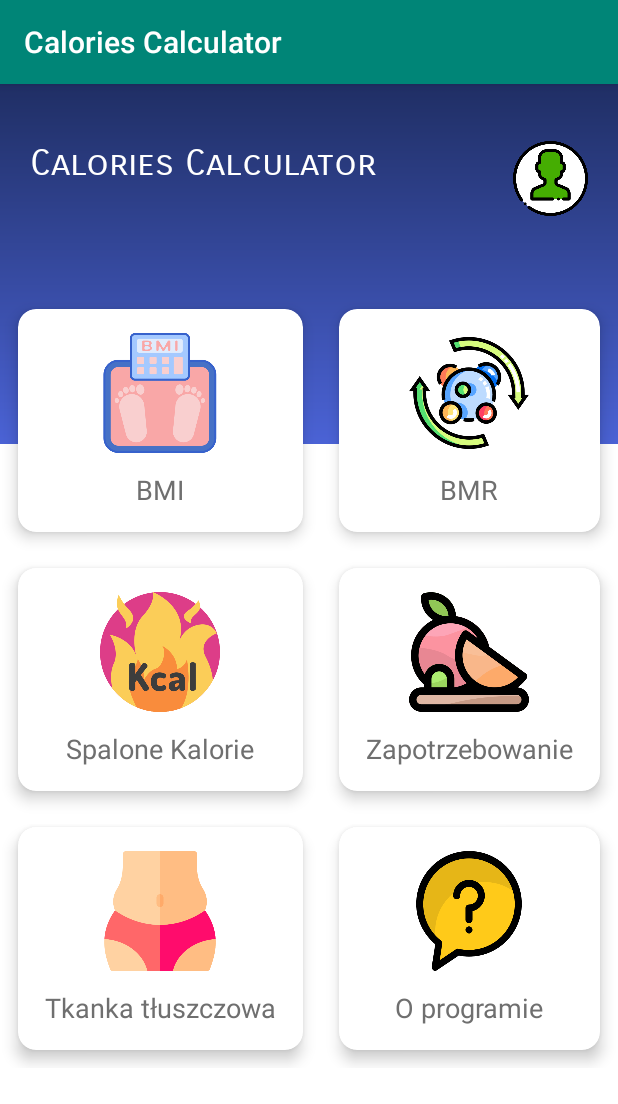
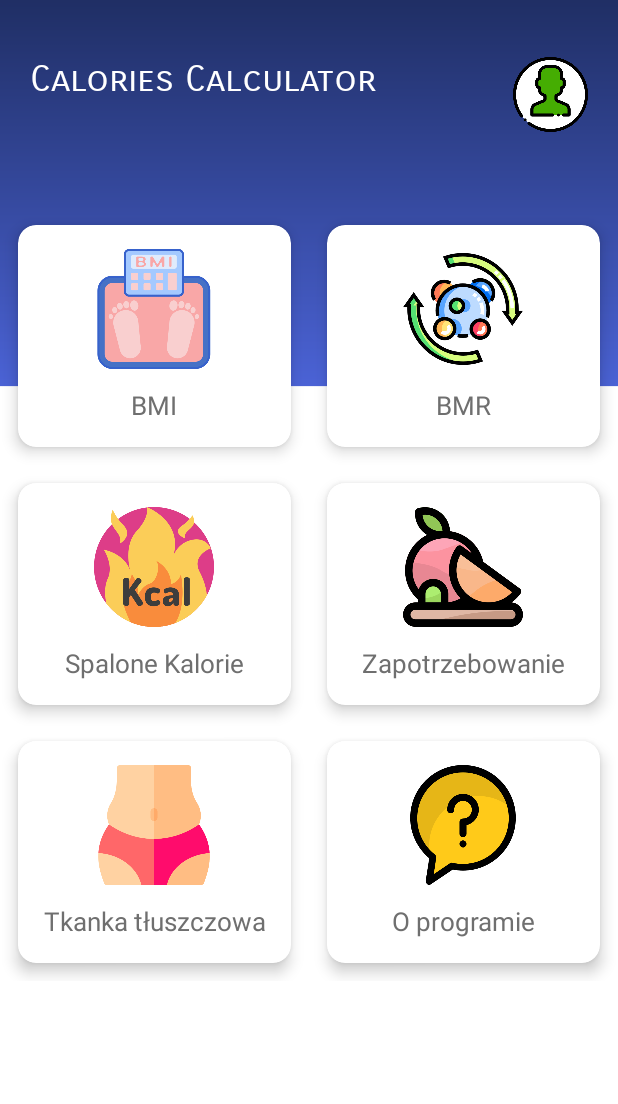
Before and after one commit to mati220i/CaloriesCalculator, an Android app: the screen it shows after launch (MainActivity), on a phone screen of 412 x 824 dp. Shown: the top 1104 px of the screen. Run offline under Robolectric (Android 15) with nearby library versions, the phone set to English and light mode, and no system bars.

Commit message:
Fixed problem with layout in main page

```diff
--- a/app/src/main/AndroidManifest.xml
+++ b/app/src/main/AndroidManifest.xml
@@ -7,9 +7,9 @@
         android:allowBackup="true"
         android:icon="@drawable/icon"
         android:label="@string/app_name"
-        android:roundIcon="@mipmap/ic_launcher_round"
+        android:roundIcon="@drawable/icon"
         android:supportsRtl="true"
-        android:theme="@style/AppTheme"
+        android:theme="@style/Theme.AppCompat.Light.NoActionBar"
         tools:ignore="GoogleAppIndexingWarning">
         <activity android:name=".activities.MainActivity">
             <intent-filter>
--- a/app/src/main/res/layout/activity_main.xml
+++ b/app/src/main/res/layout/activity_main.xml
@@ -50,29 +50,27 @@
         <GridLayout
             android:layout_width="match_parent"
             android:layout_height="match_parent"
+            android:alignmentMode="alignMargins"
+            android:columnCount="2"
             android:columnOrderPreserved="false"
-            android:alignmentMode="alignMargins"
-            android:rowCount="2"
-            android:columnCount="2"
-            >
+            android:rowCount="2">
 
             <androidx.cardview.widget.CardView
                 android:id="@+id/bmiBtn"
-                android:layout_width="wrap_content"
-                android:layout_height="wrap_content"
+                android:layout_width="0dp"
+                android:layout_height="match_parent"
                 android:layout_columnWeight="1"
                 android:layout_rowWeight="1"
-                app:cardElevation="6dp"
+                android:layout_margin="12dp"
                 app:cardCornerRadius="12dp"
-                android:layout_margin="12dp"
-                >
+                app:cardElevation="6dp">
 
                 <LinearLayout
+                    android:layout_width="match_parent"
+                    android:layout_height="wrap_content"
+                    android:gravity="center"
                     android:orientation="vertical"
-                    android:padding="16dp"
-                    android:gravity="center"
-                    android:layout_width="match_parent"
-                    android:layout_height="wrap_content">
+                    android:padding="16dp">
 
                     <ImageView
                         android:layout_width="80dp"
@@ -80,12 +78,13 @@
                         android:src="@drawable/bmi" />
 
                     <TextView
-                        android:layout_marginTop="12dp"
                         android:layout_width="wrap_content"
                         android:layout_height="wrap_content"
+                        android:layout_marginTop="12dp"
                         android:text="BMI"
-                        android:textSize="18sp"
-                        android:textColor="#6f6f6f"/>
+                        android:textAlignment="center"
+                        android:textColor="#6f6f6f"
+                        android:textSize="17sp" />
 
                 </LinearLayout>
 
@@ -93,21 +92,20 @@
 
             <androidx.cardview.widget.CardView
                 android:id="@+id/bmrBtn"
-                android:layout_width="wrap_content"
-                android:layout_height="wrap_content"
+                android:layout_width="0dp"
+                android:layout_height="match_parent"
+                android:layout_rowWeight="1"
                 android:layout_columnWeight="1"
-                android:layout_rowWeight="1"
-                app:cardElevation="6dp"
+                android:layout_margin="12dp"
                 app:cardCornerRadius="12dp"
-                android:layout_margin="12dp"
-                >
+                app:cardElevation="6dp">
 
                 <LinearLayout
+                    android:layout_width="match_parent"
+                    android:layout_height="wrap_content"
+                    android:gravity="center"
                     android:orientation="vertical"
-                    android:padding="16dp"
-                    android:gravity="center"
-                    android:layout_width="match_parent"
-                    android:layout_height="wrap_content">
+                    android:padding="16dp">
 
                     <ImageView
                         android:layout_width="80dp"
@@ -118,12 +116,13 @@
                         android:layout_width="wrap_content"
                         android:layout_height="wrap_content"
                         android:layout_marginTop="12dp"
-                        android:text="BMR"
                         android:inputType="textMultiLine"
                         android:maxLines="2"
                         android:scrollHorizontally="false"
+                        android:text="BMR"
+                        android:textAlignment="center"
                         android:textColor="#6f6f6f"
-                        android:textSize="18sp" />
+                        android:textSize="17sp" />
 
                 </LinearLayout>
 
@@ -131,21 +130,20 @@
 
             <androidx.cardview.widget.CardView
                 android:id="@+id/burnedCaloriesBtn"
-                android:layout_width="wrap_content"
-                android:layout_height="wrap_content"
+                android:layout_width="0dp"
+                android:layout_height="match_parent"
                 android:layout_columnWeight="1"
                 android:layout_rowWeight="1"
-                app:cardElevation="6dp"
+                android:layout_margin="12dp"
                 app:cardCornerRadius="12dp"
-                android:layout_margin="12dp"
-                >
+                app:cardElevation="6dp">
 
                 <LinearLayout
+                    android:layout_width="match_parent"
+                    android:layout_height="wrap_content"
+                    android:gravity="center"
                     android:orientation="vertical"
-                    android:padding="16dp"
-                    android:gravity="center"
-                    android:layout_width="match_parent"
-                    android:layout_height="wrap_content">
+                    android:padding="16dp">
 
                     <ImageView
                         android:layout_width="80dp"
@@ -153,12 +151,13 @@
                         android:src="@drawable/gym" />
 
                     <TextView
-                        android:layout_marginTop="12dp"
                         android:layout_width="wrap_content"
                         android:layout_height="wrap_content"
+                        android:layout_marginTop="12dp"
                         android:text="Spalone Kalorie"
-                        android:textSize="18sp"
-                        android:textColor="#6f6f6f"/>
+                        android:textAlignment="center"
+                        android:textColor="#6f6f6f"
+                        android:textSize="17sp" />
 
                 </LinearLayout>
 
@@ -166,21 +165,20 @@
 
             <androidx.cardview.widget.CardView
                 android:id="@+id/caloricNeeds"
-                android:layout_width="wrap_content"
-                android:layout_height="wrap_content"
+                android:layout_width="0dp"
+                android:layout_height="match_parent"
                 android:layout_columnWeight="1"
                 android:layout_rowWeight="1"
-                app:cardElevation="6dp"
+                android:layout_margin="12dp"
                 app:cardCornerRadius="12dp"
-                android:layout_margin="12dp"
-                >
+                app:cardElevation="6dp">
 
                 <LinearLayout
+                    android:layout_width="match_parent"
+                    android:layout_height="wrap_content"
+                    android:gravity="center"
                     android:orientation="vertical"
-                    android:padding="16dp"
-                    android:gravity="center"
-                    android:layout_width="match_parent"
-                    android:layout_height="wrap_content">
+                    android:padding="16dp">
 
                     <ImageView
                         android:layout_width="80dp"
@@ -188,33 +186,33 @@
                         android:src="@drawable/food" />
 
                     <TextView
-                        android:layout_marginTop="12dp"
                         android:layout_width="wrap_content"
                         android:layout_height="wrap_content"
+                        android:layout_marginTop="12dp"
                         android:text="Zapotrzebowanie"
-                        android:textSize="18sp"
-                        android:textColor="#6f6f6f"/>
+                        android:textAlignment="center"
+                        android:textColor="#6f6f6f"
+                        android:textSize="17sp" />
 
                 </LinearLayout>
 
             </androidx.cardview.widget.CardView>
 
             <androidx.cardview.widget.CardView
-                android:layout_width="wrap_content"
-                android:layout_height="wrap_content"
+                android:layout_width="0dp"
+                android:layout_height="match_parent"
                 android:layout_columnWeight="1"
                 android:layout_rowWeight="1"
-                app:cardElevation="6dp"
+                android:layout_margin="12dp"
                 app:cardCornerRadius="12dp"
-                android:layout_margin="12dp"
-                >
+                app:cardElevation="6dp">
 
                 <LinearLayout
+                    android:layout_width="match_parent"
+                    android:layout_height="wrap_content"
+                    android:gravity="center"
                     android:orientation="vertical"
-                    android:padding="16dp"
-                    android:gravity="center"
-                    android:layout_width="match_parent"
-                    android:layout_height="wrap_content">
+                    android:padding="16dp">
 
                     <ImageView
                         android:layout_width="80dp"
@@ -222,33 +220,33 @@
                         android:src="@drawable/fat" />
 
                     <TextView
-                        android:layout_marginTop="12dp"
                         android:layout_width="wrap_content"
                         android:layout_height="wrap_content"
+                        android:layout_marginTop="12dp"
                         android:text="Tkanka tłuszczowa"
-                        android:textSize="18sp"
-                        android:textColor="#6f6f6f"/>
+                        android:textAlignment="center"
+                        android:textColor="#6f6f6f"
+                        android:textSize="17sp" />
 
                 </LinearLayout>
 
             </androidx.cardview.widget.CardView>
 
             <androidx.cardview.widget.CardView
-                android:layout_width="wrap_content"
-                android:layout_height="wrap_content"
+                android:layout_width="0dp"
+                android:layout_height="match_parent"
                 android:layout_columnWeight="1"
                 android:layout_rowWeight="1"
-                app:cardElevation="6dp"
+                android:layout_margin="12dp"
                 app:cardCornerRadius="12dp"
-                android:layout_margin="12dp"
-                >
+                app:cardElevation="6dp">
 
                 <LinearLayout
+                    android:layout_width="match_parent"
+                    android:layout_height="wrap_content"
+                    android:gravity="center"
                     android:orientation="vertical"
-                    android:padding="16dp"
-                    android:gravity="center"
-                    android:layout_width="match_parent"
-                    android:layout_height="wrap_content">
+                    android:padding="16dp">
 
                     <ImageView
                         android:layout_width="80dp"
@@ -256,12 +254,13 @@
                         android:src="@drawable/question" />
 
                     <TextView
-                        android:layout_marginTop="12dp"
                         android:layout_width="wrap_content"
                         android:layout_height="wrap_content"
+                        android:layout_marginTop="12dp"
                         android:text="O programie"
-                        android:textSize="18sp"
-                        android:textColor="#6f6f6f"/>
+                        android:textAlignment="center"
+                        android:textColor="#6f6f6f"
+                        android:textSize="17sp" />
 
                 </LinearLayout>
 
```
